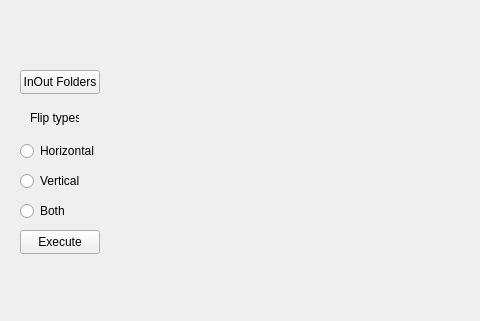
Before: the Qt Designer form qt/mainwindow.ui in Edi013/ComputerVision, drawn with Qt 5; both pictures show x 0 to 480 and y 119 to 440 of the 800 by 600 pixel window.
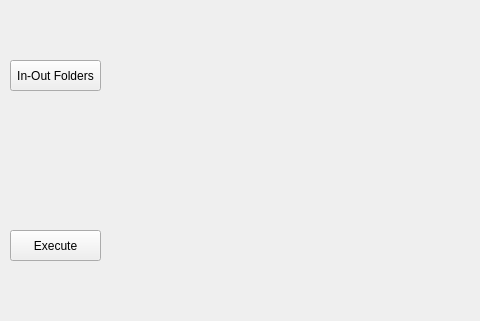
After: the same form once the commit is applied.

Patch:
```diff
--- a/qt/mainwindow.ui
+++ b/qt/mainwindow.ui
@@ -30,79 +30,40 @@
    <widget class="QPushButton" name="selectInAndOutFoldersButton">
     <property name="geometry">
      <rect>
-      <x>20</x>
-      <y>170</y>
-      <width>80</width>
-      <height>24</height>
+      <x>10</x>
+      <y>160</y>
+      <width>91</width>
+      <height>31</height>
      </rect>
     </property>
     <property name="text">
-     <string>InOut Folders</string>
+     <string>In-Out Folders</string>
     </property>
    </widget>
    <widget class="QPushButton" name="executeButton">
     <property name="geometry">
      <rect>
-      <x>20</x>
+      <x>10</x>
       <y>330</y>
-      <width>80</width>
-      <height>24</height>
+      <width>91</width>
+      <height>31</height>
      </rect>
     </property>
     <property name="text">
      <string>Execute</string>
     </property>
    </widget>
-   <widget class="QRadioButton" name="horizontalRadioButton">
+   <widget class="QLabel" name="timeLabel">
     <property name="geometry">
      <rect>
       <x>20</x>
-      <y>240</y>
-      <width>91</width>
-      <height>22</height>
-     </rect>
-    </property>
-    <property name="text">
-     <string>Horizontal</string>
-    </property>
-   </widget>
-   <widget class="QRadioButton" name="verticalRadioButton">
-    <property name="geometry">
-     <rect>
-      <x>20</x>
-      <y>270</y>
-      <width>91</width>
-      <height>22</height>
-     </rect>
-    </property>
-    <property name="text">
-     <string>Vertical</string>
-    </property>
-   </widget>
-   <widget class="QLabel" name="label">
-    <property name="geometry">
-     <rect>
-      <x>30</x>
-      <y>210</y>
-      <width>49</width>
+      <y>520</y>
+      <width>71</width>
       <height>16</height>
      </rect>
     </property>
     <property name="text">
-     <string>Flip types</string>
-    </property>
-   </widget>
-   <widget class="QRadioButton" name="fullFlipRadioButton">
-    <property name="geometry">
-     <rect>
-      <x>20</x>
-      <y>300</y>
-      <width>91</width>
-      <height>22</height>
-     </rect>
-    </property>
-    <property name="text">
-     <string>Both</string>
+     <string/>
     </property>
    </widget>
   </widget>
```
